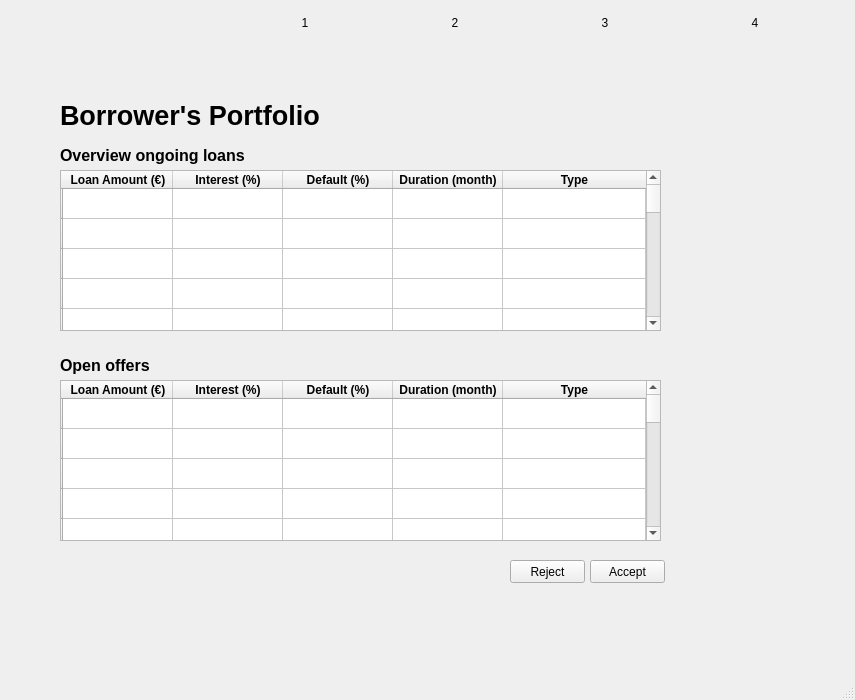
First picture: the form in ui/mainwindow.ui, repository Jumba/decentralized-mortgage-market, before the edit.
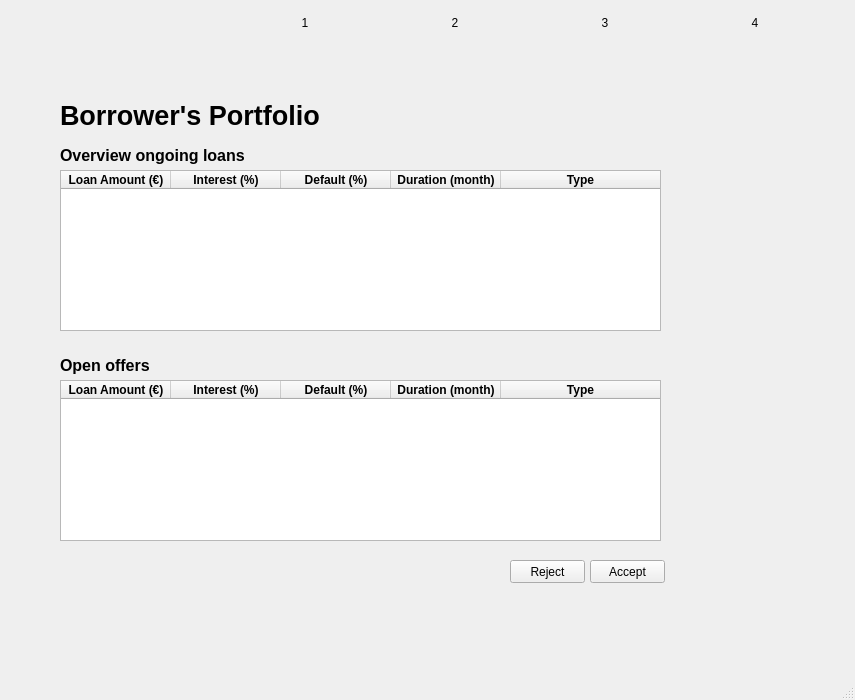
Second picture: the form after the edit. The open tabs and pages were chosen to show the change.

Commit message: Changed borrower's portfolio tables

```diff
--- a/ui/mainwindow.ui
+++ b/ui/mainwindow.ui
@@ -3426,171 +3426,8 @@
       <property name="alternatingRowColors">
        <bool>false</bool>
       </property>
-      <attribute name="horizontalHeaderDefaultSectionSize">
-       <number>110</number>
-      </attribute>
-      <attribute name="horizontalHeaderStretchLastSection">
-       <bool>true</bool>
-      </attribute>
-      <row>
-       <property name="text">
-        <string/>
-       </property>
-      </row>
-      <row>
-       <property name="text">
-        <string/>
-       </property>
-      </row>
-      <row>
-       <property name="text">
-        <string/>
-       </property>
-      </row>
-      <row>
-       <property name="text">
-        <string/>
-       </property>
-      </row>
-      <row>
-       <property name="text">
-        <string/>
-       </property>
-      </row>
-      <row>
-       <property name="text">
-        <string/>
-       </property>
-      </row>
-      <row>
-       <property name="text">
-        <string/>
-       </property>
-      </row>
-      <row>
-       <property name="text">
-        <string/>
-       </property>
-      </row>
-      <row>
-       <property name="text">
-        <string/>
-       </property>
-      </row>
-      <row>
-       <property name="text">
-        <string/>
-       </property>
-      </row>
-      <row>
-       <property name="text">
-        <string/>
-       </property>
-      </row>
-      <row>
-       <property name="text">
-        <string/>
-       </property>
-      </row>
-      <row>
-       <property name="text">
-        <string/>
-       </property>
-      </row>
-      <row>
-       <property name="text">
-        <string/>
-       </property>
-      </row>
-      <row>
-       <property name="text">
-        <string/>
-       </property>
-      </row>
-      <row>
-       <property name="text">
-        <string/>
-       </property>
-      </row>
-      <row>
-       <property name="text">
-        <string/>
-       </property>
-      </row>
-      <row>
-       <property name="text">
-        <string/>
-       </property>
-      </row>
-      <row>
-       <property name="text">
-        <string/>
-       </property>
-      </row>
-      <column>
-       <property name="text">
-        <string>Loan Amount (€)</string>
-       </property>
-       <property name="font">
-        <font>
-         <weight>75</weight>
-         <bold>true</bold>
-        </font>
-       </property>
-      </column>
-      <column>
-       <property name="text">
-        <string>Interest (%)</string>
-       </property>
-       <property name="font">
-        <font>
-         <weight>75</weight>
-         <bold>true</bold>
-        </font>
-       </property>
-      </column>
-      <column>
-       <property name="text">
-        <string>Default (%)</string>
-       </property>
-       <property name="font">
-        <font>
-         <weight>75</weight>
-         <bold>true</bold>
-        </font>
-       </property>
-      </column>
-      <column>
-       <property name="text">
-        <string>Duration (month)</string>
-       </property>
-       <property name="font">
-        <font>
-         <weight>75</weight>
-         <bold>true</bold>
-        </font>
-       </property>
-      </column>
-      <column>
-       <property name="text">
-        <string>Type</string>
-       </property>
-       <property name="font">
-        <font>
-         <weight>75</weight>
-         <bold>true</bold>
-        </font>
-       </property>
-      </column>
-     </widget>
-     <widget class="QTableWidget" name="bp_open_offers_table">
-      <property name="geometry">
-       <rect>
-        <x>60</x>
-        <y>340</y>
-        <width>601</width>
-        <height>161</height>
-       </rect>
+      <property name="selectionMode">
+       <enum>QAbstractItemView::SingleSelection</enum>
       </property>
       <property name="maximumSize">
        <size>
@@ -3598,116 +3435,21 @@
         <height>16777215</height>
        </size>
       </property>
-      <property name="font">
-       <font>
-        <weight>75</weight>
-        <bold>true</bold>
-       </font>
+      <property name="gridStyle">
+       <enum>Qt::NoPen</enum>
       </property>
-      <property name="alternatingRowColors">
-       <bool>false</bool>
+      <property name="sortingEnabled">
+       <bool>true</bool>
       </property>
+      <property name="rowCount">
+       <number>0</number>
+      </property>
       <attribute name="horizontalHeaderDefaultSectionSize">
        <number>110</number>
       </attribute>
       <attribute name="horizontalHeaderStretchLastSection">
        <bool>true</bool>
       </attribute>
-      <row>
-       <property name="text">
-        <string/>
-       </property>
-      </row>
-      <row>
-       <property name="text">
-        <string/>
-       </property>
-      </row>
-      <row>
-       <property name="text">
-        <string/>
-       </property>
-      </row>
-      <row>
-       <property name="text">
-        <string/>
-       </property>
-      </row>
-      <row>
-       <property name="text">
-        <string/>
-       </property>
-      </row>
-      <row>
-       <property name="text">
-        <string/>
-       </property>
-      </row>
-      <row>
-       <property name="text">
-        <string/>
-       </property>
-      </row>
-      <row>
-       <property name="text">
-        <string/>
-       </property>
-      </row>
-      <row>
-       <property name="text">
-        <string/>
-       </property>
-      </row>
-      <row>
-       <property name="text">
-        <string/>
-       </property>
-      </row>
-      <row>
-       <property name="text">
-        <string/>
-       </property>
-      </row>
-      <row>
-       <property name="text">
-        <string/>
-       </property>
-      </row>
-      <row>
-       <property name="text">
-        <string/>
-       </property>
-      </row>
-      <row>
-       <property name="text">
-        <string/>
-       </property>
-      </row>
-      <row>
-       <property name="text">
-        <string/>
-       </property>
-      </row>
-      <row>
-       <property name="text">
-        <string/>
-       </property>
-      </row>
-      <row>
-       <property name="text">
-        <string/>
-       </property>
-      </row>
-      <row>
-       <property name="text">
-        <string/>
-       </property>
-      </row>
-      <row>
-       <property name="text">
-        <string/>
-       </property>
-      </row>
       <column>
        <property name="text">
         <string>Loan Amount (€)</string>
@@ -3837,6 +3579,116 @@
        <string>Borrower's Portfolio</string>
       </property>
      </widget>
+     <widget class="QTableWidget" name="bp_open_offers_table">
+      <property name="geometry">
+       <rect>
+        <x>60</x>
+        <y>340</y>
+        <width>601</width>
+        <height>161</height>
+       </rect>
+      </property>
+      <property name="maximumSize">
+       <size>
+        <width>641</width>
+        <height>16777215</height>
+       </size>
+      </property>
+      <property name="font">
+       <font>
+        <weight>75</weight>
+        <bold>true</bold>
+       </font>
+      </property>
+      <property name="editTriggers">
+       <set>QAbstractItemView::NoEditTriggers</set>
+      </property>
+      <property name="showDropIndicator" stdset="0">
+       <bool>false</bool>
+      </property>
+      <property name="dragDropOverwriteMode">
+       <bool>false</bool>
+      </property>
+      <property name="alternatingRowColors">
+       <bool>false</bool>
+      </property>
+      <property name="selectionMode">
+       <enum>QAbstractItemView::SingleSelection</enum>
+      </property>
+      <property name="selectionBehavior">
+       <enum>QAbstractItemView::SelectRows</enum>
+      </property>
+      <property name="gridStyle">
+       <enum>Qt::NoPen</enum>
+      </property>
+      <property name="sortingEnabled">
+       <bool>true</bool>
+      </property>
+      <property name="rowCount">
+       <number>0</number>
+      </property>
+      <attribute name="horizontalHeaderDefaultSectionSize">
+       <number>110</number>
+      </attribute>
+      <attribute name="horizontalHeaderStretchLastSection">
+       <bool>true</bool>
+      </attribute>
+      <column>
+       <property name="text">
+        <string>Loan Amount (€)</string>
+       </property>
+       <property name="font">
+        <font>
+         <weight>75</weight>
+         <bold>true</bold>
+        </font>
+       </property>
+      </column>
+      <column>
+       <property name="text">
+        <string>Interest (%)</string>
+       </property>
+       <property name="font">
+        <font>
+         <weight>75</weight>
+         <bold>true</bold>
+        </font>
+       </property>
+      </column>
+      <column>
+       <property name="text">
+        <string>Default (%)</string>
+       </property>
+       <property name="font">
+        <font>
+         <weight>75</weight>
+         <bold>true</bold>
+        </font>
+       </property>
+      </column>
+      <column>
+       <property name="text">
+        <string>Duration (month)</string>
+       </property>
+       <property name="font">
+        <font>
+         <weight>75</weight>
+         <bold>true</bold>
+        </font>
+       </property>
+      </column>
+      <column>
+       <property name="text">
+        <string>Type</string>
+       </property>
+       <property name="font">
+        <font>
+         <weight>75</weight>
+         <bold>true</bold>
+        </font>
+       </property>
+      </column>
+     </widget>
     </widget>
     <widget class="QWidget" name="fip_page">
      <widget class="QLineEdit" name="fip_sorting_minimum_amount_lineedit">
```
Left out of the diff: 18 changed lines with no effect on the pictures. The commit also changes 2 other files.
